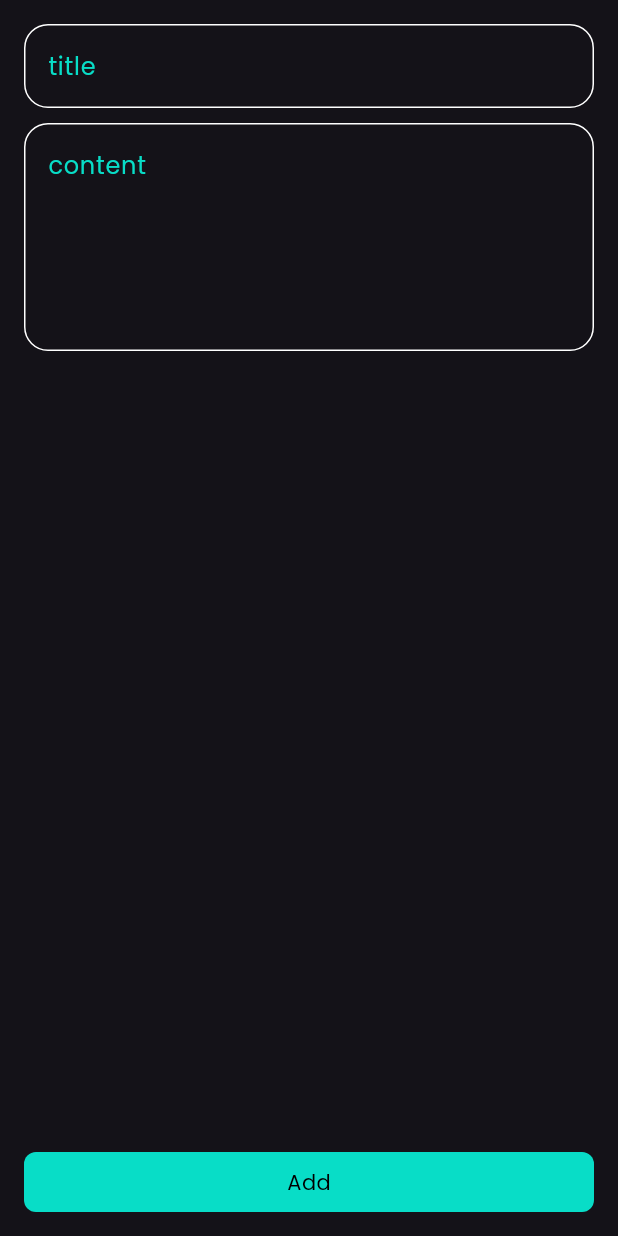
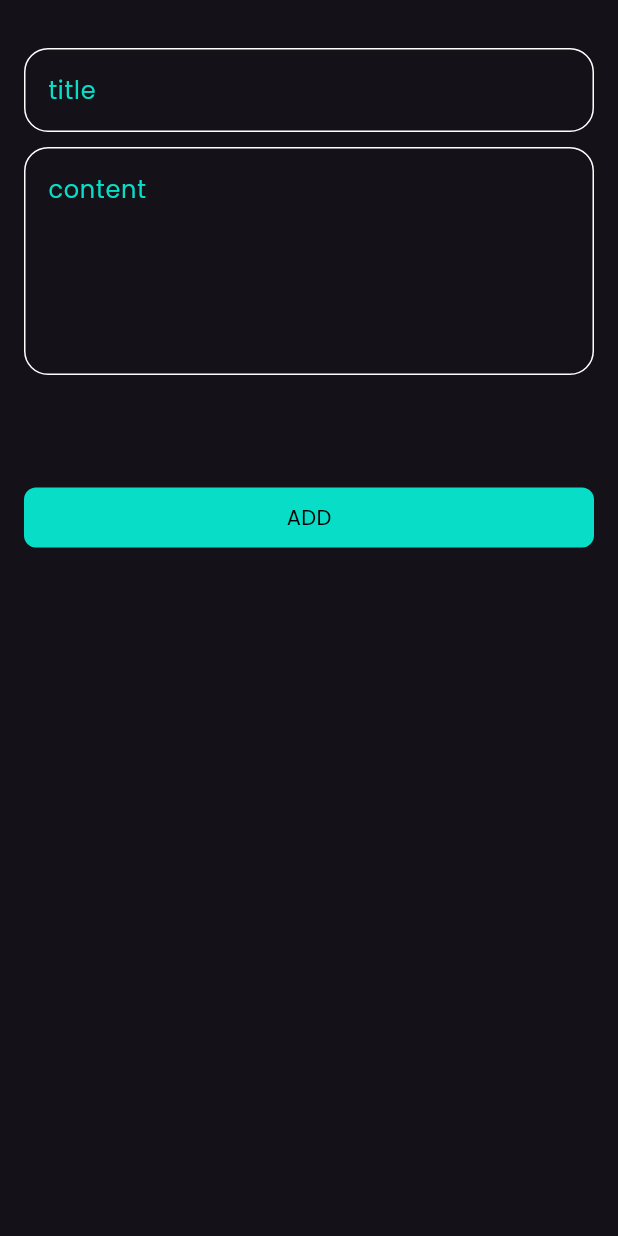
Before and after one commit to mohamedmostafa75/notesapp, a Flutter app: the Notesviewbottom widget shown alone on an empty page, opened directly, on a phone screen of 412 x 824 dp. Run offline on Flutter 3.47's test engine with Material 3 defaults, Android fonts, the phone set to English and light mode, and no system bars; drawn by our look-alikes of modal_progress_hud_nsn; our stand-ins replace bloc, flutter_bloc, hive, hive_flutter; accounts and stored records are empty.

```diff
--- a/lib/main.dart
+++ b/lib/main.dart
@@ -7,6 +7,7 @@ import 'package:notes_app/simple_bloc_observer.dart';
 import 'package:notes_app/views/home_views.dart';
 
 import 'package:notes_app/widgets/primarykey.dart';
+
 
 void main() async {
   await Hive.initFlutter();
--- a/lib/widgets/Notesviewbottom.dart
+++ b/lib/widgets/Notesviewbottom.dart
@@ -1,6 +1,6 @@
 import 'package:flutter/material.dart';
 import 'package:flutter_bloc/flutter_bloc.dart';
-import 'package:modal_progress_hud_nsn/modal_progress_hud_nsn.dart';
+
 import 'package:notes_app/add%20notecubits/addnotes_cubits_cubit.dart';
 import 'package:notes_app/widgets/addnotesform.dart';
 
@@ -11,8 +11,6 @@ class Notesviewbottom extends StatelessWidget {
   Widget build(BuildContext context) {
     return BlocProvider(
       create: (context) => AddnotesCubit(),
-      child: Padding(
-        padding: EdgeInsets.all(16),
       child: BlocConsumer<AddnotesCubit, NotesCubitsState>(
         listener: (context, state) {
           if (state is Addnotesfaliure) {
@@ -23,11 +21,14 @@ class Notesviewbottom extends StatelessWidget {
           }
         },
         builder: (context, state) {
-            return ModalProgressHUD(
-                inAsyncCall: state is AddnotesLoading ? true : false,
-                child: addnotesform());
+          return AbsorbPointer(
+            absorbing: state is AddnotesLoading ? true : false,
+            child: const Padding(
+              padding: EdgeInsets.symmetric(horizontal: 16, vertical: 32),
+              child: addnotesform(),
+            ),
+          );
         },
-        ),
       ),
     );
   }
--- a/lib/widgets/addnotesform.dart
+++ b/lib/widgets/addnotesform.dart
@@ -41,21 +41,30 @@ class _addnotesformState extends State<addnotesform> {
               subtitle = value;
             },
           ),
-          const Spacer(
-            flex: 1,
+          SizedBox(
+            height: 75,
           ),
-          Custombutton(
+          BlocBuilder<AddnotesCubit, NotesCubitsState>(
+            builder: (context, state) {
+              return Custombutton(
+                isloading: state is AddnotesLoading ? true : false,
                 ontap: () {
                   if (Formkey.currentState!.validate()) {
                     Formkey.currentState!.save();
-                  var notemodel = NotesappModel(title: title!, subtitle: subtitle!, date: DateTime.now().toString(), color: kPrimarycolor.value);
+                    var notemodel = NotesappModel(
+                        title: title!,
+                        subtitle: subtitle!,
+                        date: DateTime.now().toString(),
+                        color: kPrimarycolor.value);
                     BlocProvider.of<AddnotesCubit>(context).addnote(notemodel);
                   } else {
                     autovalidateMode = AutovalidateMode.always;
                     setState(() {});
                   }
                 },
-              name: "Add")
+              );
+            },
+          )
         ],
       ),
     );
--- a/lib/widgets/custombutton.dart
+++ b/lib/widgets/custombutton.dart
@@ -1,22 +1,27 @@
 import 'package:flutter/material.dart';
 
 class Custombutton extends StatelessWidget {
-  const Custombutton({super.key, this.ontap,required this.name});
+  const Custombutton({super.key, this.ontap, this.isloading = false});
   final VoidCallback? ontap;
-final String name;
+  final bool isloading;
+
   @override
   Widget build(BuildContext context) {
     return GestureDetector(
-      onTap: ontap ,
+      onTap: ontap,
       child: Container(
-                decoration: BoxDecoration(  color: const Color.fromARGB(255, 8, 221, 199),
-                  borderRadius: BorderRadius.circular(8)
-                ),
+        decoration: BoxDecoration(
+            color: const Color.fromARGB(255, 8, 221, 199),
+            borderRadius: BorderRadius.circular(8)),
+        height: 40,
+        width: double.infinity,
+        child: Center(
 
-                height: 40,
-                width: double.infinity,
-                child: Center(child: Text(name,style: const TextStyle(color: Colors.black),)),
-              ),
+            child: isloading ?  SizedBox(height: 24,width: 24,child: CircularProgressIndicator(color: Colors.black,)) : const Text(
+          "ADD",
+          style: TextStyle(color: Colors.black),
+        )),
+      ),
     );
   }
 }
```
Lines whose indentation alone changed are shown as unchanged.
